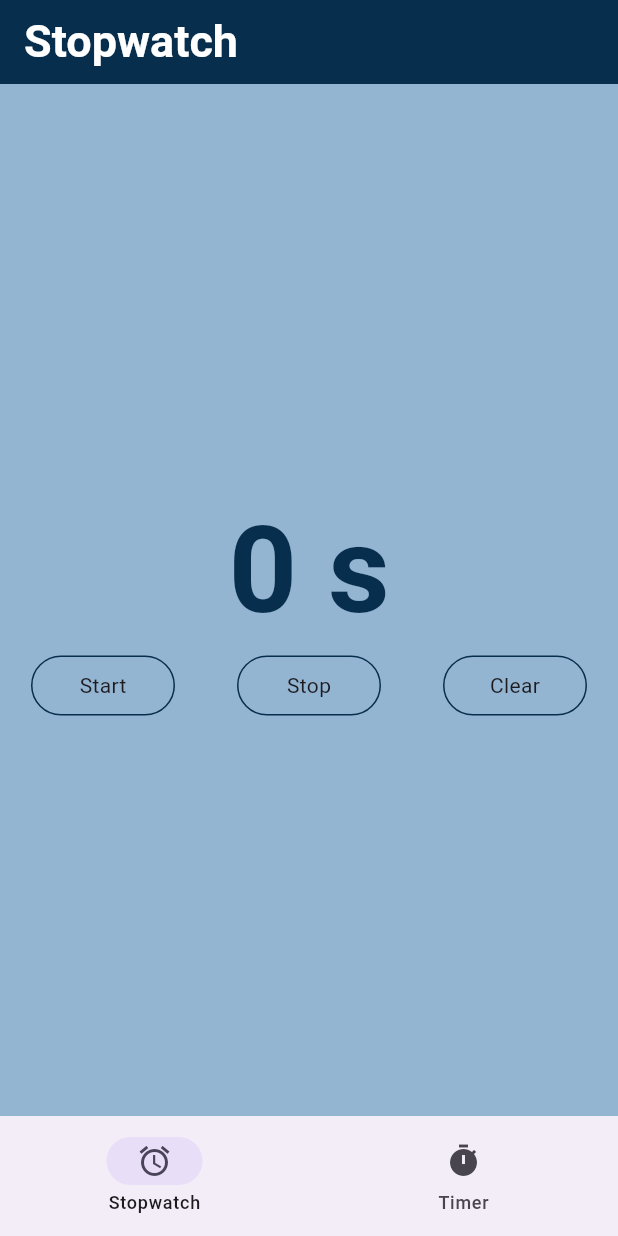
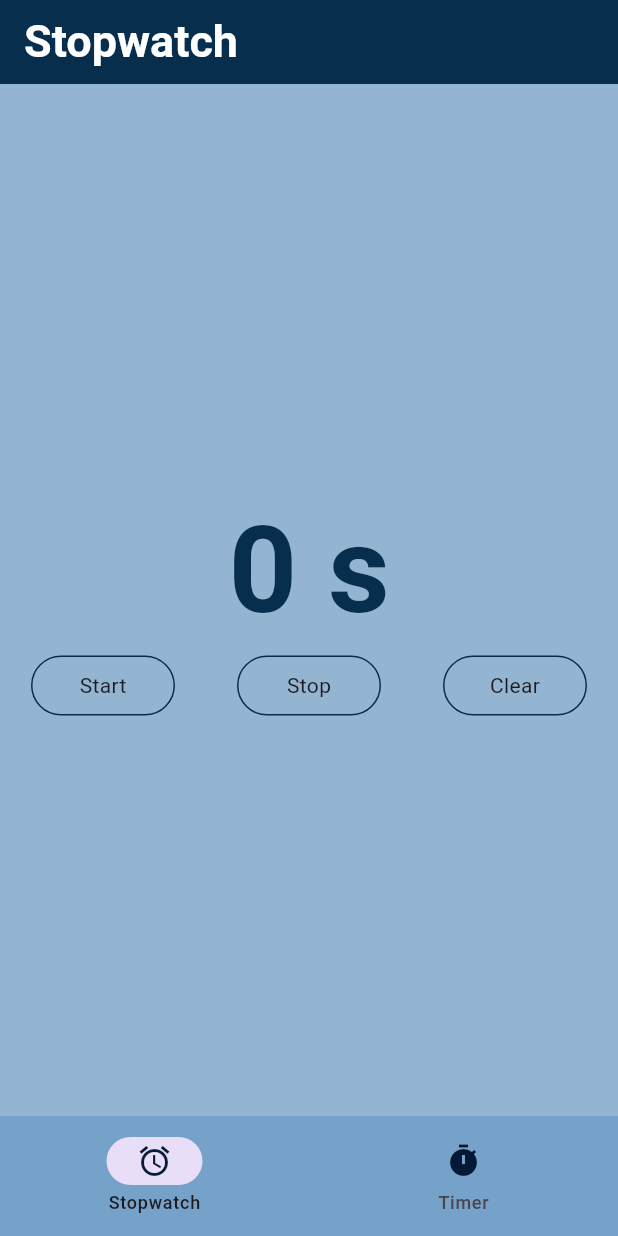
Before and after one commit to Beyz61/ps_16_timerapp, a Flutter app: the screen it shows after launch, on a phone screen of 412 x 824 dp. Run offline on Flutter 3.47's test engine with Material 3 defaults, Android fonts, the phone set to English and light mode, and no system bars.

Commit message:
ButtomNavigationBar embellished

```diff
--- a/lib/bottom_navigation_bar_screen.dart
+++ b/lib/bottom_navigation_bar_screen.dart
@@ -27,15 +27,22 @@ late List <Widget> widgets;
   Widget build(BuildContext context) {
     return Scaffold(
       bottomNavigationBar: NavigationBar(
+       backgroundColor: const Color.fromARGB(255, 118, 162, 201),
         selectedIndex: currentIndex,
         onDestinationSelected: (index){
           currentIndex = index;
           setState(() {
           });
         },
-        destinations: const [
-        NavigationDestination(icon: Icon(Icons.alarm),label: "Stopwatch"),
-        NavigationDestination(icon: Icon(Icons.timer),label: "Timer"),
+        destinations: [
+        NavigationDestination(icon: Icon(Icons.alarm,
+        color: currentIndex == 1? const Color.fromARGB(255, 4, 25, 53):
+        const Color.fromARGB(252, 4, 25, 53)),
+        label: "Stopwatch"),
+        NavigationDestination(icon: Icon(Icons.timer,
+        color: currentIndex == 1? const Color.fromARGB(255, 23, 16, 57):
+        const Color.fromARGB(255, 4, 25, 53)),
+        label: "Timer"),
       ],
     ),
       body: widgets[currentIndex],
```
